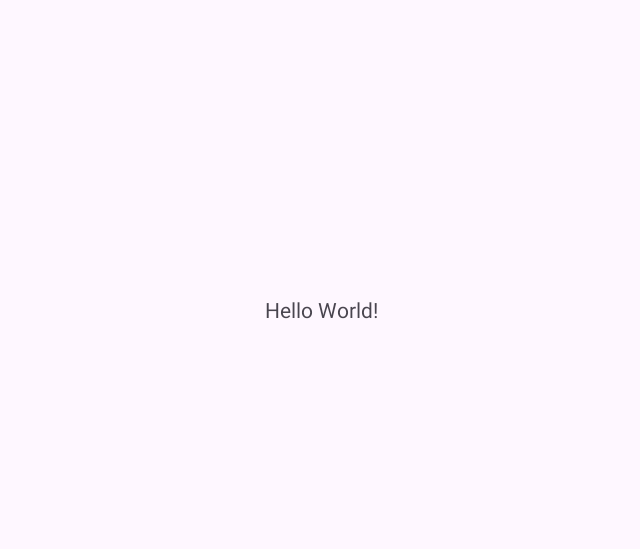
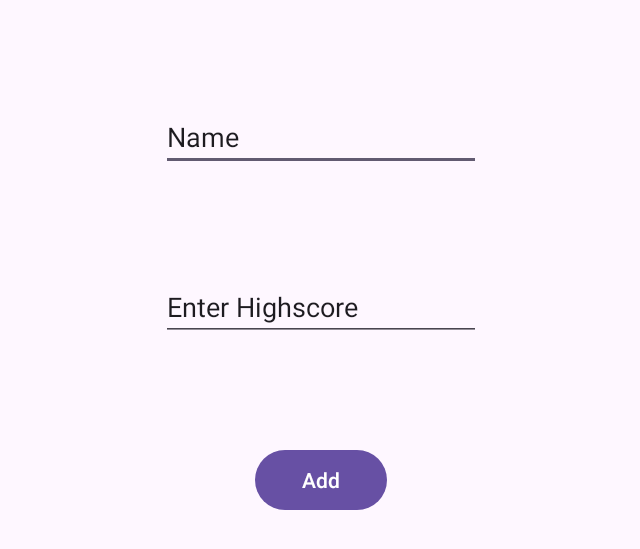
Before and after one commit to MizunashiEnigma/MAD_SequenceGame_Final_Project, an Android app: the screen it shows after launch (MainActivity), on a phone screen of 824 x 412 dp (held sideways). Before the commit the part shown is almost empty. Shown: the top 549 px of the screen, without its empty margins (297-937 px from the left). Run offline under Robolectric (Android 15) with nearby library versions, the phone set to English and light mode, and no system bars.

Commit message:
Added Code for database, with an included tester

```diff
--- a/app/src/main/java/com/example/mad_final_project/DatabaseHandler.java
+++ b/app/src/main/java/com/example/mad_final_project/DatabaseHandler.java
@@ -9,5 +9,161 @@ import android.util.Log;
 
 import java.util.ArrayList;
 import java.util.List;
-public class DatabaseHandler {
+public class DatabaseHandler extends SQLiteOpenHelper{
+    private static final int DATABASE_VERSION = 1;
+    private static final String DATABASE_NAME = "highscoreDatabase";
+    private static final String TABLE_HIGHSCORE = "highscore";
+    private static final String KEY_ID = "id";
+    private static final String KEY_NAME = "name";
+    private static final String KEY_HIGHSCORE = "highscore";
+
+
+    public DatabaseHandler(Context context) {
+        super(context, DATABASE_NAME, null, DATABASE_VERSION);
+        //3rd argument to be passed is CursorFactory instance
+    }
+
+    // Creating Tables
+    @Override
+    public void onCreate(SQLiteDatabase db) {
+        String CREATE_HIGHSCORE_TABLE = "CREATE TABLE " + TABLE_HIGHSCORE + "("
+                + KEY_ID + " INTEGER PRIMARY KEY," + KEY_NAME + " TEXT,"
+                + KEY_HIGHSCORE + " TEXT" + ")";
+        db.execSQL(CREATE_HIGHSCORE_TABLE);
+    }
+
+    // Upgrading database
+    @Override
+    public void onUpgrade(SQLiteDatabase db, int oldVersion, int newVersion) {
+        // Drop older table if existed
+        db.execSQL("DROP TABLE IF EXISTS " + TABLE_HIGHSCORE);
+
+        // Create tables again
+        onCreate(db);
+    }
+    public void emptyHighscore() {
+        // Drop older table if existed
+        SQLiteDatabase db = this.getWritableDatabase();
+        db.execSQL("DROP TABLE IF EXISTS " + TABLE_HIGHSCORE);
+
+        // Create tables again
+        onCreate(db);
+    }
+
+    // code to add the new contact
+    void addHighscore(HighscoreClass highscore) {
+        SQLiteDatabase db = this.getWritableDatabase();
+
+        ContentValues values = new ContentValues();
+        values.put(KEY_NAME, highscore.getName()); // Contact Name
+        values.put(KEY_HIGHSCORE, highscore.getHighscore()); // Contact Phone
+
+        // Inserting Row
+        db.insert(TABLE_HIGHSCORE, null, values);
+        //2nd argument is String containing nullColumnHack
+        db.close(); // Closing database connection
+    }
+
+    // code to get the single contact
+    HighscoreClass getHighscoreClass(int id) {
+        SQLiteDatabase db = this.getReadableDatabase();
+
+        Cursor cursor = db.query(TABLE_HIGHSCORE, new String[] { KEY_ID,
+                        KEY_NAME, KEY_HIGHSCORE }, KEY_ID + "=?",
+                new String[] { String.valueOf(id) }, null, null, null, null);
+        if (cursor != null)
+            cursor.moveToFirst();
+
+        HighscoreClass highscore = new HighscoreClass(Integer.parseInt(cursor.getString(0)),
+                cursor.getString(1), Integer.parseInt(cursor.getString(2)));
+        // return contact
+        return highscore;
+    }
+    public List<HighscoreClass> top5Highscore()
+    {
+        List<HighscoreClass> topFiveHighscoreList = new ArrayList<HighscoreClass>();
+        // Select All Query
+
+        String selectFilterQuery = "SELECT id, name, highscore FROM " + TABLE_HIGHSCORE + " ORDER BY CAST(highscore as INTEGER) DESC LIMIT 5";
+
+        SQLiteDatabase db = this.getWritableDatabase();
+
+        Cursor cursor = db.rawQuery(selectFilterQuery, null);
+
+
+        // looping through all rows and adding to list
+        if (cursor.moveToFirst()) {
+            do {
+
+                HighscoreClass highscore = new HighscoreClass();
+                highscore.setID(Integer.parseInt(cursor.getString(0)));
+                highscore.setName(cursor.getString(1));
+                highscore.setHighscore(Integer.parseInt(cursor.getString(2)));
+                // Adding contact to list
+                topFiveHighscoreList.add(highscore);
+            } while (cursor.moveToNext());
+        }
+
+        return topFiveHighscoreList;
+    }
+
+
+    // code to get all contacts in a list view
+    public List<HighscoreClass> getAllHighscore() {
+        List<HighscoreClass> highscoreList = new ArrayList<HighscoreClass>();
+        // Select All Query
+        String selectQuery = "SELECT  * FROM " + TABLE_HIGHSCORE;
+
+        SQLiteDatabase db = this.getWritableDatabase();
+        Cursor cursor = db.rawQuery(selectQuery, null);
+
+        // looping through all rows and adding to list
+        if (cursor.moveToFirst()) {
+            do {
+                HighscoreClass highscore = new HighscoreClass();
+                highscore.setID(Integer.parseInt(cursor.getString(0)));
+                highscore.setName(cursor.getString(1));
+                highscore.setHighscore(Integer.parseInt(cursor.getString(2)));
+                // Adding contact to list
+                highscoreList.add(highscore);
+            } while (cursor.moveToNext());
+        }
+
+        // return contact list
+        return highscoreList;
+    }
+
+    // code to update the single contact
+    public int updateHighscore(HighscoreClass highscore) {
+        SQLiteDatabase db = this.getWritableDatabase();
+
+        ContentValues values = new ContentValues();
+        values.put(KEY_NAME, highscore.getName());
+        values.put(KEY_HIGHSCORE, highscore.getHighscore());
+
+        // updating row
+        return db.update(TABLE_HIGHSCORE, values, KEY_ID + " = ?",
+                new String[] { String.valueOf(highscore.getID()) });
+    }
+
+    // Deleting single contact
+    public void deleteHighscore(HighscoreClass highscore) {
+        SQLiteDatabase db = this.getWritableDatabase();
+        db.delete(TABLE_HIGHSCORE, KEY_ID + " = ?",
+                new String[] { String.valueOf(highscore.getID()) });
+        db.close();
+    }
+
+    // Getting contacts Count
+    public int getHighscoreCount() {
+        int count = 0;
+        String countQuery = "SELECT  * FROM " + TABLE_HIGHSCORE;
+        SQLiteDatabase db = this.getReadableDatabase();
+        Cursor cursor = db.rawQuery(countQuery, null);
+        count = cursor.getCount();
+        cursor.close();
+
+        // return count
+        return count;
+    }
 }
--- /dev/null
+++ b/app/src/main/java/com/example/mad_final_project/HighscoreClass.java
@@ -0,0 +1,45 @@
+package com.example.mad_final_project;
+
+public class HighscoreClass<HighscoreClass> {
+    int _id;
+    String _name;
+    int _highscore;
+
+    public HighscoreClass() {
+    }
+
+    public HighscoreClass(int id, String name, int highscore) {
+        this._id = id;
+        this._name = name;
+        this._highscore = highscore;
+    }
+
+    public HighscoreClass(String name, int highscore) {
+        this._name = name;
+        this._highscore = highscore;
+    }
+
+    public int getID() {
+        return this._id;
+    }
+
+    public void setID(int id) {
+        this._id = id;
+    }
+
+    public String getName() {
+        return this._name;
+    }
+
+    public void setName(String name) {
+        this._name = name;
+    }
+
+    public int getHighscore() {
+        return this._highscore;
+    }
+
+    public void setHighscore(int highscore) {
+        this._highscore = highscore;
+    }
+}
--- a/app/src/main/java/com/example/mad_final_project/MainActivity.java
+++ b/app/src/main/java/com/example/mad_final_project/MainActivity.java
@@ -27,10 +27,107 @@ public class MainActivity extends AppCompatActivity {
         super.onCreate(savedInstanceState);
         EdgeToEdge.enable(this);
         setContentView(R.layout.activity_main);
-        ViewCompat.setOnApplyWindowInsetsListener(findViewById(R.id.main), (v, insets) -> {
-            Insets systemBars = insets.getInsets(WindowInsetsCompat.Type.systemBars());
-            v.setPadding(systemBars.left, systemBars.top, systemBars.right, systemBars.bottom);
-            return insets;
-        });
+//        ViewCompat.setOnApplyWindowInsetsListener(findViewById(R.id.main), (v, insets) -> {
+//            Insets systemBars = insets.getInsets(WindowInsetsCompat.Type.systemBars());
+//            v.setPadding(systemBars.left, systemBars.top, systemBars.right, systemBars.bottom);
+//            return insets;
+//        });
+
+        DatabaseHandler db = new DatabaseHandler(this);
+
+        List<HighscoreClass> highscore = db.getAllHighscore();
+
+
+        //db.emptyContacts();     // empty table if required
+        db.emptyHighscore();
+        // Inserting Contacts
+        Log.i("Insert: ", "Inserting ..");
+        db.addHighscore(new HighscoreClass("Joe", 4));
+        db.addHighscore(new HighscoreClass("Mary", 3));
+        db.addHighscore(new HighscoreClass("Jack", 8));
+        db.addHighscore(new HighscoreClass("Andrew", 5));
+        db.addHighscore(new HighscoreClass("Harold", 2));
+        db.addHighscore(new HighscoreClass("John", 9));
+
+        // Reading all contacts
+        Log.i("Reading: ", "Reading all contacts..");
+
+        for (HighscoreClass cn : highscore) {
+            String log = "Id: " + cn.getID() + " ,Name: " + cn.getName() + " ,Highscore: " +
+                    cn.getHighscore();
+            Log.i("Name: ", log);
+
+        }
+
+        Log.i("divider", "====================");
+
+        HighscoreClass singleUser = db.getHighscoreClass(5);
+        Log.i("contact 5 is ", singleUser.getName());
+
+        Log.i("divider", "====================");
+
+        // Calling SQL statement
+        int userCount = db.getHighscoreCount();
+        Log.i("User count: ", String.valueOf(userCount));
+
+
+    }
+
+    public void topFiveFilter() {
+        DatabaseHandler db = new DatabaseHandler(this);
+        List<HighscoreClass> highscoreList = db.top5Highscore();
+        Log.i("Name: ", "list successful");
+        for (HighscoreClass cn2 : highscoreList) {
+
+
+            String log = "Id: " + cn2.getID() + " ,Name: " + cn2.getName() + " ,Highscore: " +
+                    cn2.getHighscore();
+
+            Log.i("Name: ", log);
+        }
+    }
+
+    public void addHighScore(View view) {
+        String name;
+        EditText e1, e2;
+        String highscore;
+        e1 = (EditText) findViewById(R.id.nameTv);
+        e2 = (EditText) findViewById(R.id.highscoreTv);
+
+        name = String.valueOf(e1.getText());
+        highscore = String.valueOf(e2.getText());
+        DatabaseHandler db = new DatabaseHandler(this);
+        db.addHighscore(new HighscoreClass(name, Integer.parseInt(highscore)));
+        int userCount = db.getHighscoreCount();
+        Log.i("User count: ", String.valueOf(userCount));
+
+        List<HighscoreClass> highscoreList = db.getAllHighscore();
+
+
+        for (HighscoreClass cn2 : highscoreList) {
+
+
+            String log = "Id: " + cn2.getID() + " ,Name: " + cn2.getName() + " ,Highscore: " +
+                    cn2.getHighscore();
+            //if(cn2.getHighscore() >= )
+            Log.i("Name: ", log);
+        }
+        topFiveFilter();
+    }
+
+
+    //Making EditView Clear
+    public void noClickHighscore(View view)//will have to click edit view twice to clear text
+    {
+        EditText e2;
+        e2 = (EditText) findViewById(R.id.highscoreTv);
+        e2.getText().clear();
+    }
+
+    public void noClickName(View view)//will have to click edit view twice to clear text
+    {
+        EditText e1;
+        e1 = (EditText) findViewById(R.id.nameTv);
+        e1.getText().clear();
     }
 }
--- a/app/src/main/res/layout/activity_main.xml
+++ b/app/src/main/res/layout/activity_main.xml
@@ -7,13 +7,45 @@
     android:layout_height="match_parent"
     tools:context=".MainActivity">
 
-    <TextView
+    <Button
+        android:id="@+id/submitBtn"
         android:layout_width="wrap_content"
         android:layout_height="wrap_content"
-        android:text="Hello World!"
+
+        android:onClick="addHighScore"
+        android:text="Add"
         app:layout_constraintBottom_toBottomOf="parent"
         app:layout_constraintEnd_toEndOf="parent"
+        app:layout_constraintHorizontal_bias="0.5"
+        app:layout_constraintStart_toStartOf="parent"
+        app:layout_constraintTop_toBottomOf="@+id/highscoreTv" />
+
+    <EditText
+        android:id="@+id/nameTv"
+        android:layout_width="wrap_content"
+        android:layout_height="wrap_content"
+        android:ems="10"
+        android:inputType="textPersonName"
+        android:onClick="noClickName"
+        android:text="Name"
+        app:layout_constraintBottom_toTopOf="@+id/highscoreTv"
+        app:layout_constraintEnd_toEndOf="parent"
+        app:layout_constraintHorizontal_bias="0.5"
         app:layout_constraintStart_toStartOf="parent"
         app:layout_constraintTop_toTopOf="parent" />
 
+    <EditText
+        android:id="@+id/highscoreTv"
+        android:layout_width="wrap_content"
+        android:layout_height="wrap_content"
+        android:ems="10"
+        android:inputType="number"
+        android:onClick="noClickHighscore"
+
+        android:text="Enter Highscore"
+        app:layout_constraintBottom_toTopOf="@+id/submitBtn"
+        app:layout_constraintEnd_toEndOf="parent"
+        app:layout_constraintHorizontal_bias="0.5"
+        app:layout_constraintStart_toStartOf="parent"
+        app:layout_constraintTop_toBottomOf="@+id/nameTv" />
 </androidx.constraintlayout.widget.ConstraintLayout>
```
